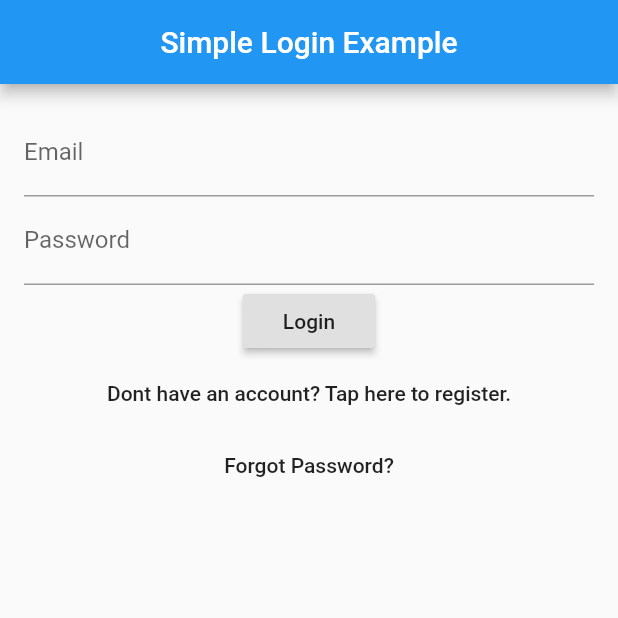
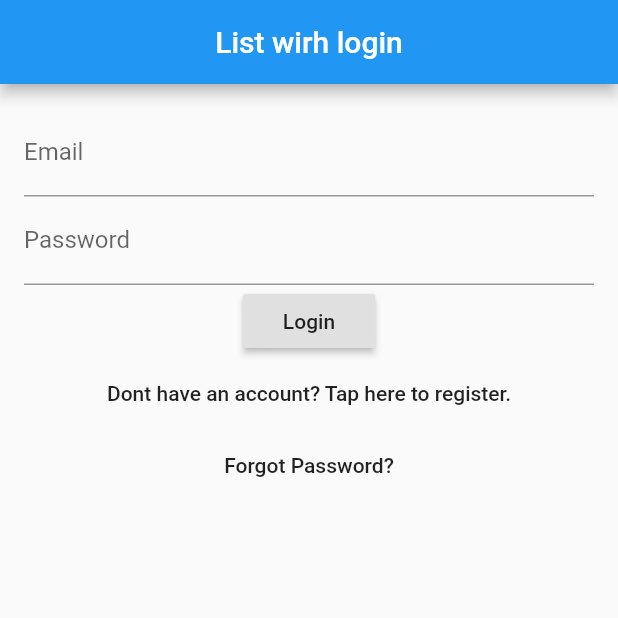
Before and after one commit to seregakd/flutter_login, a Flutter app: the screen it shows after launch, on a phone screen of 412 x 824 dp, the top half of it. Run offline on Flutter 3.47's test engine with Material 2 defaults, Android fonts, the phone set to English and light mode, and no system bars.

Commit message:
add users.dart

```diff
--- a/lib/main.dart
+++ b/lib/main.dart
@@ -1,4 +1,5 @@
 import 'package:flutter/material.dart';
+import 'users.dart';
 
 void main() => runApp(new MyApp());
 
@@ -33,8 +34,7 @@ class _LoginPageState extends State<LoginPage> {
   final TextEditingController _passwordFilter = new TextEditingController();
   String _email = "";
   String _password = "";
-  FormType _form = FormType.login; // our default setting is to login, and we should switch to creating an account when the user chooses to
-
+  FormType _form = FormType.login;
   _LoginPageState() {
     _emailFilter.addListener(_emailListen);
     _passwordFilter.addListener(_passwordListen);
@@ -85,7 +85,7 @@ class _LoginPageState extends State<LoginPage> {
 
   Widget _buildBar(BuildContext context) {
     return new AppBar(
-      title: new Text("Simple Login Example"),
+      title: new Text("List wirh login"),
       centerTitle: true,
     );
   }
@@ -154,10 +154,9 @@ class _LoginPageState extends State<LoginPage> {
     }
   }
 
-  // These functions can self contain any user auth logic required, they all have access to _email and _password
-
   void _loginPressed () {
     print('The user wants to login with $_email and $_password');
+
   }
 
   void _createAccountPressed () {
--- /dev/null
+++ b/lib/users.dart
@@ -0,0 +1,6 @@
+const users = const {
+  'user': 'user',
+  '1': '1',
+  '@.com': '.',
+  '@.net': '1',
+};
```
